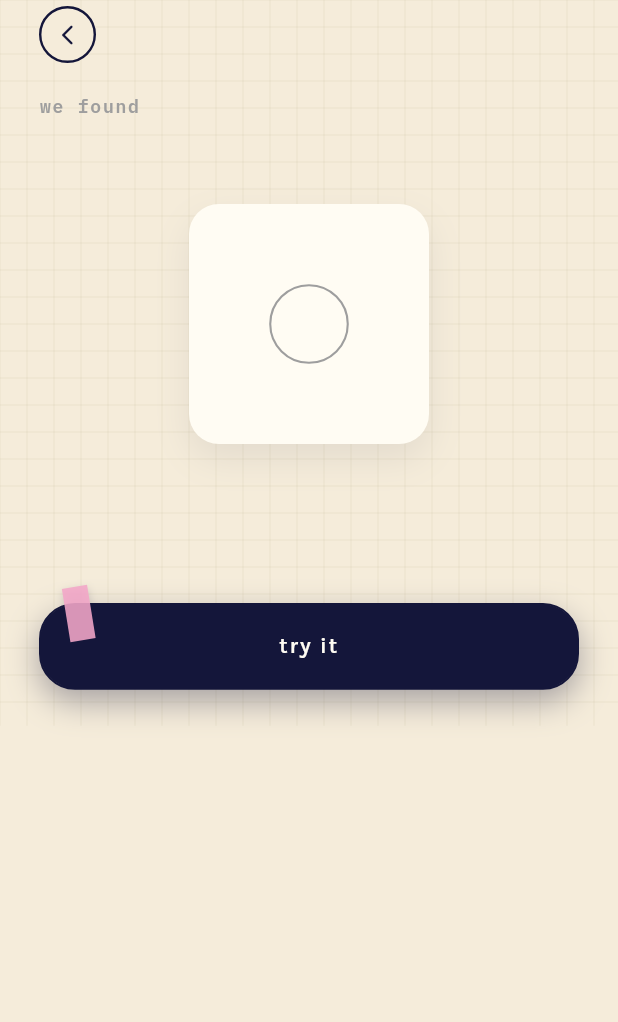
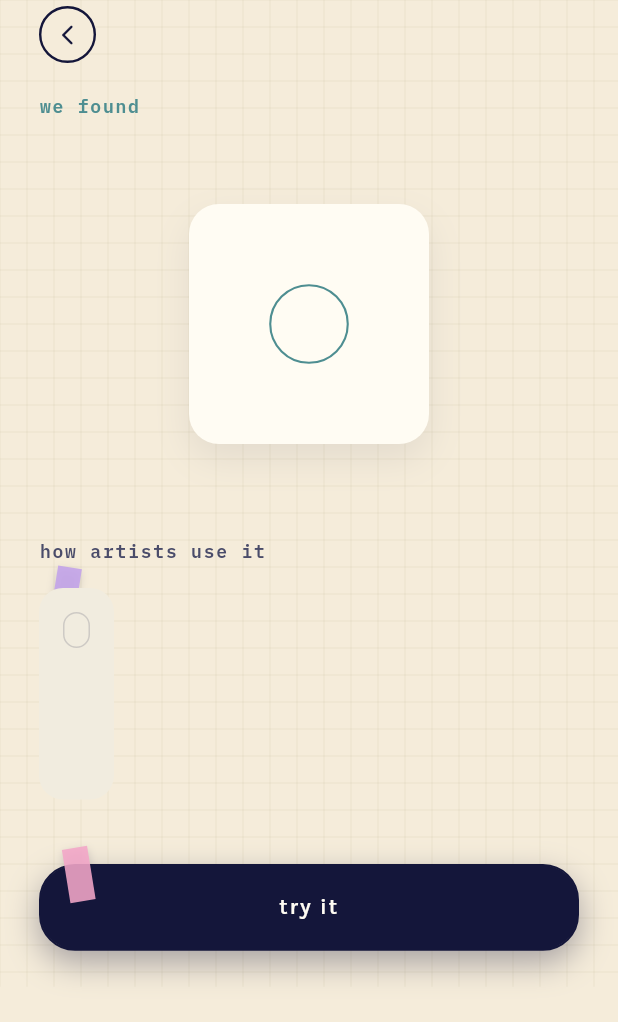
Before and after one commit to HARSHEE04/Wonderly, a Flutter app: the LearnConceptScreen screen opened directly with empty values, on a phone screen of 412 x 824 dp. Shown: the top 1022 px of the screen. Run offline on Flutter 3.47's test engine with Material 3 defaults, Android fonts, the phone set to English and light mode, and no system bars; our stand-ins replace google_fonts; network calls fail.

Commit message:
feat: connect learning mode to creative challenges

```diff
--- a/lib/data/models.dart
+++ b/lib/data/models.dart
@@ -75,6 +75,50 @@
     required this.source,
     required this.summary,
   });
+}
+
+class LearningElement {
+  final String category;
+  final String name;
+  final String description;
+  final String artisticUse;
+  final String effect;
+  final String howToUse;
+  final String activity;
+
+  const LearningElement({
+    required this.category,
+    required this.name,
+    required this.description,
+    required this.artisticUse,
+    required this.effect,
+    required this.howToUse,
+    required this.activity,
+  });
+
+  factory LearningElement.fromJson(Map<String, dynamic> json) => LearningElement(
+        category: json['category'] as String,
+        name: json['name'] as String,
+        description: json['description'] as String,
+        artisticUse: json['artisticUse'] as String,
+        effect: json['effect'] as String,
+        howToUse: json['howToUse'] as String,
+        activity: json['activity'] as String,
+      );
+}
+
+class LearningContent {
+  final String summary;
+  final List<LearningElement> elements;
+
+  const LearningContent({required this.summary, required this.elements});
+
+  factory LearningContent.fromJson(Map<String, dynamic> json) => LearningContent(
+        summary: json['summary'] as String,
+        elements: (json['elements'] as List)
+            .map((item) => LearningElement.fromJson(item as Map<String, dynamic>))
+            .toList(),
+      );
 }
 
 /// Placeholder for the teammate-owned CV/Gemini output. Frontend only reads
--- a/lib/screens/learn_concept_screen.dart
+++ b/lib/screens/learn_concept_screen.dart
@@ -1,7 +1,6 @@
 import 'package:flutter/material.dart';
 
 import '../theme/app_theme.dart';
-import '../data/mock_data.dart';
 import '../data/models.dart';
 import '../widgets/app_transitions.dart';
 import '../widgets/atelier_button.dart';
@@ -13,17 +12,17 @@
 import 'learn_challenge_screen.dart';
 
 class LearnConceptScreen extends StatelessWidget {
-  final ArtConcept concept;
+  final LearningElement element;
   final LearnSessionResult? sessionResult;
   const LearnConceptScreen({
     super.key,
-    required this.concept,
+    required this.element,
     this.sessionResult,
   });
 
   @override
   Widget build(BuildContext context) {
-    final resource = mockLearningResources[concept.id];
+    final accent = _accentFor(element.category);
     return Scaffold(
       backgroundColor: AppColors.paper,
       body: Stack(
@@ -41,9 +40,9 @@
                     onTap: () => Navigator.of(context).pop(),
                   ),
                   const SizedBox(height: 20),
-                  Text('we found', style: monoLabel(color: concept.accent)),
+                  Text('we found', style: monoLabel(color: accent)),
                   const SizedBox(height: 6),
-                  Text(concept.title, style: editorialDisplay(fontSize: 32)),
+                  Text(element.name, style: editorialDisplay(fontSize: 32)),
                   const SizedBox(height: 18),
                   Center(
                     child: Container(
@@ -62,18 +61,18 @@
                       ),
                       child: Center(
                         child: LineIcon(
-                          glyph: concept.glyph,
+                          glyph: _glyphFor(element.category),
                           size: 76,
-                          color: concept.accent,
+                          color: accent,
                         ),
                       ),
                     ),
                   ),
                   const SizedBox(height: 20),
-                  Text(concept.blurb, style: sketchBody(fontSize: 16.5)),
+                  Text(element.description, style: sketchBody(fontSize: 16.5)),
                   const SizedBox(height: 20),
-                  if (resource != null) ...[
-                    Text('from around the web', style: monoLabel()),
+                  ...[
+                    Text('how artists use it', style: monoLabel()),
                     const SizedBox(height: 16),
                     Stack(
                       clipBehavior: Clip.none,
@@ -83,7 +82,7 @@
                           right: 24,
                           child: WashiTape(
                             color:
-                                AppColors.tapePalette[concept.id.hashCode %
+                                AppColors.tapePalette[element.name.hashCode %
                                     AppColors.tapePalette.length],
                             angle: 0.16,
                             width: 16,
@@ -113,13 +112,13 @@
                                   borderRadius: BorderRadius.circular(10),
                                 ),
                                 child: Text(
-                                  resource.source.toLowerCase(),
+                                  element.category,
                                   style: monoLabel(fontSize: 11),
                                 ),
                               ),
                               const SizedBox(height: 10),
                               Text(
-                                resource.title,
+                                element.artisticUse,
                                 style: sketchBody(
                                   fontSize: 16.5,
                                   weight: FontWeight.w700,
@@ -128,32 +127,11 @@
                               ),
                               const SizedBox(height: 6),
                               Text(
-                                resource.summary,
+                                element.effect,
                                 style: sketchBody(fontSize: 14.5),
                               ),
                               const SizedBox(height: 10),
-                              Row(
-                                children: [
-                                  Icon(
-                                    Icons.north_east_rounded,
-                                    size: 13,
-                                    color: AppColors.ink.withValues(alpha: 0.5),
-                                  ),
-                                  const SizedBox(width: 5),
-                                  Expanded(
-                                    child: Text(
-                                      resource.url,
-                                      overflow: TextOverflow.ellipsis,
-                                      style: monoLabel(
-                                        fontSize: 12,
-                                        color: AppColors.ink.withValues(
-                                          alpha: 0.5,
-                                        ),
-                                      ),
-                                    ),
-                                  ),
-                                ],
-                              ),
+                              Text(element.howToUse, style: monoLabel(fontSize: 12)),
                             ],
                           ),
                         ),
@@ -167,7 +145,7 @@
                     onTap: () => Navigator.of(context).push(
                       risePageRoute(
                         LearnChallengeScreen(
-                          concept: concept,
+                          element: element,
                           sessionResult: sessionResult,
                         ),
                       ),
@@ -183,3 +161,19 @@
     );
   }
 }
+
+IconGlyph _glyphFor(String category) => switch (category) {
+      'color' => IconGlyph.palette,
+      'line' => IconGlyph.lines,
+      'texture' => IconGlyph.wave,
+      'pattern' => IconGlyph.stripes,
+      _ => IconGlyph.circle,
+    };
+
+Color _accentFor(String category) => switch (category) {
+      'color' => AppColors.coral,
+      'line' => AppColors.sky,
+      'texture' => AppColors.forestGreen,
+      'pattern' => AppColors.pinkDeep,
+      _ => AppColors.violet,
+    };
--- a/lib/screens/learn_found_screen.dart
+++ b/lib/screens/learn_found_screen.dart
@@ -18,6 +18,7 @@
   @override
   Widget build(BuildContext context) {
     final scene = mockSceneAnalysis;
+    final learningContent = sessionResult?.learningContent;
     return Scaffold(
       backgroundColor: AppColors.paper,
       body: Stack(
@@ -59,7 +60,8 @@
                         ),
                         const SizedBox(height: 6),
                         Text(
-                          '${scene.allSwatches.length} elements, ${scene.concepts.length} concepts worth exploring',
+                          learningContent?.summary ??
+                              'Learning content is unavailable. Go back and scan again.',
                           style: sketchBody(fontSize: 15),
                         ),
                         const SizedBox(height: 22),
@@ -77,13 +79,13 @@
                         const SizedBox(height: 28),
                         Text('concepts to explore', style: monoLabel()),
                         const SizedBox(height: 12),
-                        for (final concept in scene.concepts) ...[
+                        for (final element in learningContent?.elements ?? const <LearningElement>[]) ...[
                           _ConceptRow(
-                            concept: concept,
+                            element: element,
                             onTap: () => Navigator.of(context).push(
                               risePageRoute(
                                 LearnConceptScreen(
-                                  concept: concept,
+                                  element: element,
                                   sessionResult: sessionResult,
                                 ),
                               ),
@@ -105,9 +107,9 @@
 }
 
 class _ConceptRow extends StatelessWidget {
-  final ArtConcept concept;
+  final LearningElement element;
   final VoidCallback onTap;
-  const _ConceptRow({required this.concept, required this.onTap});
+  const _ConceptRow({required this.element, required this.onTap});
 
   @override
   Widget build(BuildContext context) {
@@ -124,14 +126,14 @@
           ),
           child: Row(
             children: [
-              LineIcon(glyph: concept.glyph, size: 28, color: concept.accent),
+              LineIcon(glyph: _glyphFor(element.category), size: 28, color: _accentFor(element.category)),
               const SizedBox(width: 14),
               Expanded(
                 child: Column(
                   crossAxisAlignment: CrossAxisAlignment.start,
                   children: [
                     Text(
-                      concept.title,
+                      element.name,
                       style: sketchBody(
                         fontSize: 16,
                         weight: FontWeight.w700,
@@ -139,7 +141,7 @@
                       ),
                     ),
                     const SizedBox(height: 2),
-                    Text(concept.blurb, style: sketchBody(fontSize: 13.5)),
+                    Text(element.description, style: sketchBody(fontSize: 13.5)),
                   ],
                 ),
               ),
@@ -155,3 +157,19 @@
     );
   }
 }
+
+IconGlyph _glyphFor(String category) => switch (category) {
+      'color' => IconGlyph.palette,
+      'line' => IconGlyph.lines,
+      'texture' => IconGlyph.wave,
+      'pattern' => IconGlyph.stripes,
+      _ => IconGlyph.circle,
+    };
+
+Color _accentFor(String category) => switch (category) {
+      'color' => AppColors.coral,
+      'line' => AppColors.sky,
+      'texture' => AppColors.forestGreen,
+      'pattern' => AppColors.pinkDeep,
+      _ => AppColors.violet,
+    };
--- a/lib/services/api_client.dart
+++ b/lib/services/api_client.dart
@@ -2,6 +2,7 @@
 
 import 'package:flutter/foundation.dart' show kIsWeb;
 import 'package:http/http.dart' as http;
+import '../data/models.dart';
 
 /// Matches the `demo-user` seeded by the backend's `npm run seed` script
 /// (`src/data/seed.ts`). There's no auth in this wireframe, so every device
@@ -22,7 +23,12 @@
 class LearnSessionResult {
   final String sessionId;
   final Map<String, dynamic>? decision;
-  const LearnSessionResult({required this.sessionId, this.decision});
+  final LearningContent learningContent;
+  const LearnSessionResult({
+    required this.sessionId,
+    required this.learningContent,
+    this.decision,
+  });
 }
 
 /// Thin client for the Node/Express backend in this repo (`src/server.ts`).
@@ -119,8 +125,24 @@
     });
   }
 
-  Future<Map<String, dynamic>> generateCreativeChallenge(String sessionId) {
-    return _post('/api/sessions/$sessionId/creative-challenge', {}, timeout: const Duration(seconds: 30));
+  Future<Map<String, dynamic>> generateCreativeChallenge(
+    String sessionId, {
+    Map<String, dynamic>? learningContext,
+  }) {
+    return _post(
+      '/api/sessions/$sessionId/creative-challenge',
+      {if (learningContext != null) 'learningContext': learningContext},
+      timeout: const Duration(seconds: 30),
+    );
+  }
+
+  Future<LearningContent> generateLearningContent(String sessionId) async {
+    final data = await _post(
+      '/api/learning/content',
+      {'sessionId': sessionId},
+      timeout: const Duration(seconds: 30),
+    );
+    return LearningContent.fromJson(data);
   }
 
   Future<List<Map<String, dynamic>>> getChallengeHistory(String userId) async {
```
Also changed, not shown: lib/screens/learn_analyzing_screen.dart (+6 -1 lines), lib/screens/learn_challenge_screen.dart (+59 -14 lines), 4 other files.
